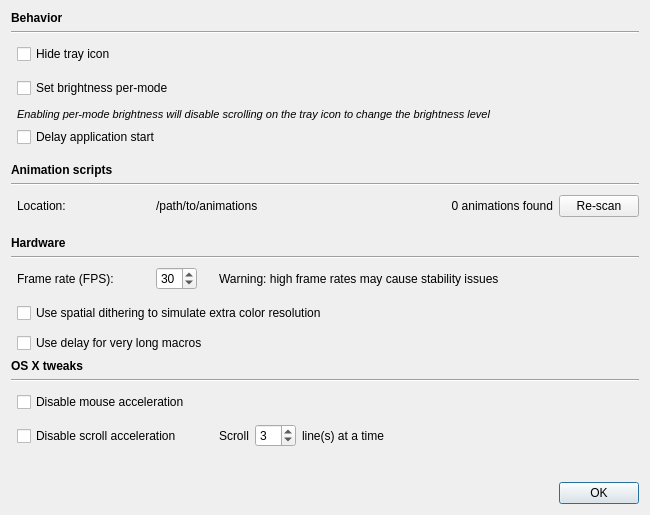
This is src/gui/extrasettingswidget.ui in ckb-next/ckb-next as Qt 5 draws it before an edit. The edited form follows.
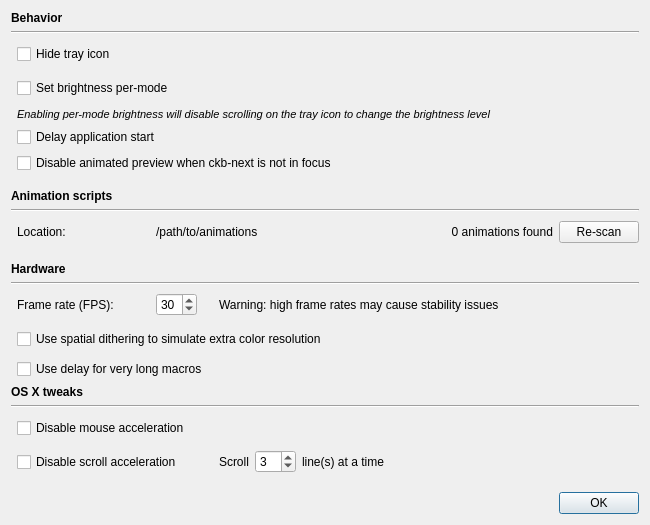
This is the edited form.

Commit message: Add control option for preview on focus loss

The edit to the form file:
```diff
--- a/src/gui/extrasettingswidget.ui
+++ b/src/gui/extrasettingswidget.ui
@@ -7,15 +7,15 @@
     <x>0</x>
     <y>0</y>
     <width>650</width>
-    <height>515</height>
+    <height>525</height>
    </rect>
   </property>
   <property name="windowTitle">
    <string>Application Settings</string>
   </property>
   <layout class="QGridLayout" name="gridLayout">
-   <item row="2" column="0">
-    <spacer name="verticalSpacer">
+   <item row="19" column="0">
+    <spacer name="verticalSpacer_8">
      <property name="orientation">
       <enum>Qt::Vertical</enum>
      </property>
@@ -30,27 +30,7 @@
      </property>
     </spacer>
    </item>
-   <item row="16" column="5">
-    <widget class="QLabel" name="fpsWarnLabel">
-     <property name="sizePolicy">
-      <sizepolicy hsizetype="Expanding" vsizetype="Preferred">
-       <horstretch>0</horstretch>
-       <verstretch>0</verstretch>
-      </sizepolicy>
-     </property>
-     <property name="text">
-      <string>Warning: high frame rates may cause stability issues</string>
-     </property>
-    </widget>
-   </item>
-   <item row="21" column="0" colspan="7">
-    <widget class="Line" name="osxLine">
-     <property name="orientation">
-      <enum>Qt::Horizontal</enum>
-     </property>
-    </widget>
-   </item>
-   <item row="18" column="1" colspan="6">
+   <item row="20" column="1" colspan="6">
     <widget class="QCheckBox" name="delayBox">
      <property name="toolTip">
       <string>When using macros with strings longer than 25 chars, some OS may lose characters (e.g. Mint 17.2). Select to prevent that bug.</string>
@@ -60,20 +40,54 @@
      </property>
     </widget>
    </item>
-   <item row="16" column="6">
-    <spacer name="horizontalSpacer">
+   <item row="0" column="0" colspan="7">
+    <widget class="QLabel" name="label">
+     <property name="font">
+      <font>
+       <weight>75</weight>
+       <bold>true</bold>
+      </font>
+     </property>
+     <property name="text">
+      <string>Behavior</string>
+     </property>
+    </widget>
+   </item>
+   <item row="19" column="1" colspan="6">
+    <widget class="QCheckBox" name="ditherBox">
+     <property name="toolTip">
+      <string>May improve appearance on some keyboards.</string>
+     </property>
+     <property name="text">
+      <string>Use spatial dithering to simulate extra color resolution</string>
+     </property>
+    </widget>
+   </item>
+   <item row="2" column="1" colspan="6">
+    <widget class="QCheckBox" name="trayBox">
+     <property name="toolTip">
+      <string>The tray icon will not be displayed. The application will still run in the background; re-launch the app to see the GUI again.</string>
+     </property>
+     <property name="text">
+      <string>Hide tray icon</string>
+     </property>
+    </widget>
+   </item>
+   <item row="13" column="1">
+    <widget class="QLabel" name="label_6">
+     <property name="text">
+      <string>Location:</string>
+     </property>
+    </widget>
+   </item>
+   <item row="23" column="0" colspan="7">
+    <widget class="Line" name="osxLine">
      <property name="orientation">
       <enum>Qt::Horizontal</enum>
      </property>
-     <property name="sizeHint" stdset="0">
-      <size>
-       <width>40</width>
-       <height>20</height>
-      </size>
-     </property>
-    </spacer>
+    </widget>
    </item>
-   <item row="12" column="1">
+   <item row="14" column="1">
     <spacer name="verticalSpacer_6">
      <property name="orientation">
       <enum>Qt::Vertical</enum>
@@ -89,101 +103,7 @@
      </property>
     </spacer>
    </item>
-   <item row="8" column="1">
-    <spacer name="verticalSpacer_5">
-     <property name="orientation">
-      <enum>Qt::Vertical</enum>
-     </property>
-     <property name="sizeType">
-      <enum>QSizePolicy::Fixed</enum>
-     </property>
-     <property name="sizeHint" stdset="0">
-      <size>
-       <width>20</width>
-       <height>10</height>
-      </size>
-     </property>
-    </spacer>
-   </item>
-   <item row="23" column="0">
-    <spacer name="verticalSpacer_11">
-     <property name="orientation">
-      <enum>Qt::Vertical</enum>
-     </property>
-     <property name="sizeType">
-      <enum>QSizePolicy::Fixed</enum>
-     </property>
-     <property name="sizeHint" stdset="0">
-      <size>
-       <width>0</width>
-       <height>28</height>
-      </size>
-     </property>
-    </spacer>
-   </item>
-   <item row="16" column="2">
-    <spacer name="horizontalSpacer_2">
-     <property name="orientation">
-      <enum>Qt::Horizontal</enum>
-     </property>
-     <property name="sizeType">
-      <enum>QSizePolicy::Fixed</enum>
-     </property>
-     <property name="sizeHint" stdset="0">
-      <size>
-       <width>30</width>
-       <height>20</height>
-      </size>
-     </property>
-    </spacer>
-   </item>
-   <item row="14" column="0" colspan="7">
-    <widget class="Line" name="line_2">
-     <property name="orientation">
-      <enum>Qt::Horizontal</enum>
-     </property>
-    </widget>
-   </item>
-   <item row="24" column="5">
-    <spacer name="verticalSpacer_2">
-     <property name="orientation">
-      <enum>Qt::Vertical</enum>
-     </property>
-     <property name="sizeHint" stdset="0">
-      <size>
-       <width>20</width>
-       <height>40</height>
-      </size>
-     </property>
-    </spacer>
-   </item>
-   <item row="9" column="0" colspan="7">
-    <widget class="QLabel" name="label_5">
-     <property name="font">
-      <font>
-       <weight>75</weight>
-       <bold>true</bold>
-      </font>
-     </property>
-     <property name="text">
-      <string>Animation scripts</string>
-     </property>
-    </widget>
-   </item>
-   <item row="20" column="0" colspan="7">
-    <widget class="QLabel" name="osxLabel">
-     <property name="font">
-      <font>
-       <weight>75</weight>
-       <bold>true</bold>
-      </font>
-     </property>
-     <property name="text">
-      <string>OS X tweaks</string>
-     </property>
-    </widget>
-   </item>
-   <item row="16" column="4">
+   <item row="18" column="4">
     <spacer name="horizontalSpacer_3">
      <property name="orientation">
       <enum>Qt::Horizontal</enum>
@@ -199,14 +119,82 @@
      </property>
     </spacer>
    </item>
-   <item row="11" column="1">
-    <widget class="QLabel" name="label_6">
+   <item row="10" column="1">
+    <spacer name="verticalSpacer_5">
+     <property name="orientation">
+      <enum>Qt::Vertical</enum>
+     </property>
+     <property name="sizeType">
+      <enum>QSizePolicy::Fixed</enum>
+     </property>
+     <property name="sizeHint" stdset="0">
+      <size>
+       <width>20</width>
+       <height>10</height>
+      </size>
+     </property>
+    </spacer>
+   </item>
+   <item row="18" column="5">
+    <widget class="QLabel" name="fpsWarnLabel">
+     <property name="sizePolicy">
+      <sizepolicy hsizetype="Expanding" vsizetype="Preferred">
+       <horstretch>0</horstretch>
+       <verstretch>0</verstretch>
+      </sizepolicy>
+     </property>
      <property name="text">
-      <string>Location:</string>
+      <string>Warning: high frame rates may cause stability issues</string>
      </property>
     </widget>
    </item>
-   <item row="16" column="3">
+   <item row="13" column="0">
+    <spacer name="verticalSpacer_4">
+     <property name="orientation">
+      <enum>Qt::Vertical</enum>
+     </property>
+     <property name="sizeType">
+      <enum>QSizePolicy::Fixed</enum>
+     </property>
+     <property name="sizeHint" stdset="0">
+      <size>
+       <width>0</width>
+       <height>28</height>
+      </size>
+     </property>
+    </spacer>
+   </item>
+   <item row="1" column="0" colspan="7">
+    <widget class="Line" name="line">
+     <property name="orientation">
+      <enum>Qt::Horizontal</enum>
+     </property>
+    </widget>
+   </item>
+   <item row="18" column="1">
+    <widget class="QLabel" name="label_3">
+     <property name="text">
+      <string>Frame rate (FPS):</string>
+     </property>
+    </widget>
+   </item>
+   <item row="4" column="1" colspan="6">
+    <widget class="QLabel" name="scrollWarningLabel">
+     <property name="enabled">
+      <bool>true</bool>
+     </property>
+     <property name="font">
+      <font>
+       <pointsize>8</pointsize>
+       <italic>true</italic>
+      </font>
+     </property>
+     <property name="text">
+      <string>Enabling per-mode brightness will disable scrolling on the tray icon to change the brightness level</string>
+     </property>
+    </widget>
+   </item>
+   <item row="18" column="3">
     <widget class="QSpinBox" name="fpsBox">
      <property name="minimum">
       <number>5</number>
@@ -219,25 +207,84 @@
      </property>
     </widget>
    </item>
-   <item row="1" column="0" colspan="7">
-    <widget class="Line" name="line">
+   <item row="13" column="3" colspan="4">
+    <layout class="QHBoxLayout" name="horizontalLayout">
+     <item>
+      <widget class="QLabel" name="animPathLabel">
+       <property name="text">
+        <string>/path/to/animations</string>
+       </property>
+      </widget>
+     </item>
+     <item>
+      <widget class="QLabel" name="animCountLabel">
+       <property name="sizePolicy">
+        <sizepolicy hsizetype="Expanding" vsizetype="Preferred">
+         <horstretch>0</horstretch>
+         <verstretch>0</verstretch>
+        </sizepolicy>
+       </property>
+       <property name="text">
+        <string>0 animations found</string>
+       </property>
+       <property name="alignment">
+        <set>Qt::AlignRight|Qt::AlignTrailing|Qt::AlignVCenter</set>
+       </property>
+      </widget>
+     </item>
+     <item>
+      <widget class="QPushButton" name="animScanButton">
+       <property name="text">
+        <string>Re-scan</string>
+       </property>
+      </widget>
+     </item>
+    </layout>
+   </item>
+   <item row="2" column="0">
+    <spacer name="verticalSpacer">
+     <property name="orientation">
+      <enum>Qt::Vertical</enum>
+     </property>
+     <property name="sizeType">
+      <enum>QSizePolicy::Fixed</enum>
+     </property>
+     <property name="sizeHint" stdset="0">
+      <size>
+       <width>0</width>
+       <height>28</height>
+      </size>
+     </property>
+    </spacer>
+   </item>
+   <item row="3" column="0">
+    <spacer name="verticalSpacer_3">
+     <property name="orientation">
+      <enum>Qt::Vertical</enum>
+     </property>
+     <property name="sizeType">
+      <enum>QSizePolicy::Fixed</enum>
+     </property>
+     <property name="sizeHint" stdset="0">
+      <size>
+       <width>0</width>
+       <height>28</height>
+      </size>
+     </property>
+    </spacer>
+   </item>
+   <item row="27" column="0" colspan="7">
+    <widget class="QDialogButtonBox" name="buttonBox">
      <property name="orientation">
       <enum>Qt::Horizontal</enum>
      </property>
-    </widget>
-   </item>
-   <item row="2" column="1" colspan="6">
-    <widget class="QCheckBox" name="trayBox">
-     <property name="toolTip">
-      <string>The tray icon will not be displayed. The application will still run in the background; re-launch the app to see the GUI again.</string>
+     <property name="standardButtons">
+      <set>QDialogButtonBox::Ok</set>
      </property>
-     <property name="text">
-      <string>Hide tray icon</string>
-     </property>
     </widget>
    </item>
-   <item row="0" column="0" colspan="7">
-    <widget class="QLabel" name="label">
+   <item row="11" column="0" colspan="7">
+    <widget class="QLabel" name="label_5">
      <property name="font">
       <font>
        <weight>75</weight>
@@ -245,7 +292,7 @@
       </font>
      </property>
      <property name="text">
-      <string>Behavior</string>
+      <string>Animation scripts</string>
      </property>
     </widget>
    </item>
@@ -259,7 +306,89 @@
      </property>
     </widget>
    </item>
-   <item row="16" column="0">
+   <item row="7" column="1" colspan="6">
+    <widget class="QCheckBox" name="startDelayBox">
+     <property name="text">
+      <string>Delay application start</string>
+     </property>
+    </widget>
+   </item>
+   <item row="24" column="0">
+    <spacer name="verticalSpacer_10">
+     <property name="orientation">
+      <enum>Qt::Vertical</enum>
+     </property>
+     <property name="sizeType">
+      <enum>QSizePolicy::Fixed</enum>
+     </property>
+     <property name="sizeHint" stdset="0">
+      <size>
+       <width>0</width>
+       <height>28</height>
+      </size>
+     </property>
+    </spacer>
+   </item>
+   <item row="25" column="1" colspan="4">
+    <widget class="QCheckBox" name="sAccelBox">
+     <property name="toolTip">
+      <string>Try this if you're having problems with the scroll wheel.</string>
+     </property>
+     <property name="text">
+      <string>Disable scroll acceleration</string>
+     </property>
+    </widget>
+   </item>
+   <item row="18" column="2">
+    <spacer name="horizontalSpacer_2">
+     <property name="orientation">
+      <enum>Qt::Horizontal</enum>
+     </property>
+     <property name="sizeType">
+      <enum>QSizePolicy::Fixed</enum>
+     </property>
+     <property name="sizeHint" stdset="0">
+      <size>
+       <width>30</width>
+       <height>20</height>
+      </size>
+     </property>
+    </spacer>
+   </item>
+   <item row="18" column="6">
+    <spacer name="horizontalSpacer">
+     <property name="orientation">
+      <enum>Qt::Horizontal</enum>
+     </property>
+     <property name="sizeHint" stdset="0">
+      <size>
+       <width>40</width>
+       <height>20</height>
+      </size>
+     </property>
+    </spacer>
+   </item>
+   <item row="26" column="5">
+    <spacer name="verticalSpacer_2">
+     <property name="orientation">
+      <enum>Qt::Vertical</enum>
+     </property>
+     <property name="sizeHint" stdset="0">
+      <size>
+       <width>20</width>
+       <height>40</height>
+      </size>
+     </property>
+    </spacer>
+   </item>
+   <item row="12" column="0" colspan="7">
+    <widget class="Line" name="line_3">
+     <property name="orientation">
+      <enum>Qt::Horizontal</enum>
+     </property>
+    </widget>
+   </item>
+   <item row="18" column="0">
     <spacer name="verticalSpacer_9">
      <property name="orientation">
       <enum>Qt::Vertical</enum>
@@ -275,8 +404,8 @@
      </property>
     </spacer>
    </item>
-   <item row="3" column="0">
-    <spacer name="verticalSpacer_3">
+   <item row="25" column="0">
+    <spacer name="verticalSpacer_11">
      <property name="orientation">
       <enum>Qt::Vertical</enum>
      </property>
@@ -291,46 +420,7 @@
      </property>
     </spacer>
    </item>
-   <item row="16" column="1">
-    <widget class="QLabel" name="label_3">
-     <property name="text">
-      <string>Frame rate (FPS):</string>
-     </property>
-    </widget>
-   </item>
-   <item row="17" column="0">
-    <spacer name="verticalSpacer_8">
-     <property name="orientation">
-      <enum>Qt::Vertical</enum>
-     </property>
-     <property name="sizeType">
-      <enum>QSizePolicy::Fixed</enum>
-     </property>
-     <property name="sizeHint" stdset="0">
-      <size>
-       <width>0</width>
-       <height>28</height>
-      </size>
-     </property>
-    </spacer>
-   </item>
-   <item row="11" column="0">
-    <spacer name="verticalSpacer_4">
-     <property name="orientation">
-      <enum>Qt::Vertical</enum>
-     </property>
-     <property name="sizeType">
-      <enum>QSizePolicy::Fixed</enum>
-     </property>
-     <property name="sizeHint" stdset="0">
-      <size>
-       <width>0</width>
-       <height>28</height>
-      </size>
-     </property>
-    </spacer>
-   </item>
-   <item row="23" column="5" colspan="2">
+   <item row="25" column="5" colspan="2">
     <widget class="QWidget" name="sSpeedWidget" native="true">
      <property name="sizePolicy">
       <sizepolicy hsizetype="Expanding" vsizetype="Preferred">
@@ -387,34 +477,27 @@
      </layout>
     </widget>
    </item>
-   <item row="10" column="0" colspan="7">
-    <widget class="Line" name="line_3">
+   <item row="22" column="0" colspan="7">
+    <widget class="QLabel" name="osxLabel">
+     <property name="font">
+      <font>
+       <weight>75</weight>
+       <bold>true</bold>
+      </font>
+     </property>
+     <property name="text">
+      <string>OS X tweaks</string>
+     </property>
+    </widget>
+   </item>
+   <item row="16" column="0" colspan="7">
+    <widget class="Line" name="line_2">
      <property name="orientation">
       <enum>Qt::Horizontal</enum>
      </property>
     </widget>
    </item>
-   <item row="17" column="1" colspan="6">
-    <widget class="QCheckBox" name="ditherBox">
-     <property name="toolTip">
-      <string>May improve appearance on some keyboards.</string>
-     </property>
-     <property name="text">
-      <string>Use spatial dithering to simulate extra color resolution</string>
-     </property>
-    </widget>
-   </item>
-   <item row="23" column="1" colspan="4">
-    <widget class="QCheckBox" name="sAccelBox">
-     <property name="toolTip">
-      <string>Try this if you're having problems with the scroll wheel.</string>
-     </property>
-     <property name="text">
-      <string>Disable scroll acceleration</string>
-     </property>
-    </widget>
-   </item>
-   <item row="18" column="1">
+   <item row="20" column="1">
     <spacer name="verticalSpacer_7">
      <property name="orientation">
       <enum>Qt::Vertical</enum>
@@ -430,51 +513,7 @@
      </property>
     </spacer>
    </item>
-   <item row="11" column="3" colspan="4">
-    <layout class="QHBoxLayout" name="horizontalLayout">
-     <item>
-      <widget class="QLabel" name="animPathLabel">
-       <property name="text">
-        <string>/path/to/animations</string>
-       </property>
-      </widget>
-     </item>
-     <item>
-      <widget class="QLabel" name="animCountLabel">
-       <property name="sizePolicy">
-        <sizepolicy hsizetype="Expanding" vsizetype="Preferred">
-         <horstretch>0</horstretch>
-         <verstretch>0</verstretch>
-        </sizepolicy>
-       </property>
-       <property name="text">
-        <string>0 animations found</string>
-       </property>
-       <property name="alignment">
-        <set>Qt::AlignRight|Qt::AlignTrailing|Qt::AlignVCenter</set>
-       </property>
-      </widget>
-     </item>
-     <item>
-      <widget class="QPushButton" name="animScanButton">
-       <property name="text">
-        <string>Re-scan</string>
-       </property>
-      </widget>
-     </item>
-    </layout>
-   </item>
-   <item row="25" column="0" colspan="7">
-    <widget class="QDialogButtonBox" name="buttonBox">
-     <property name="orientation">
-      <enum>Qt::Horizontal</enum>
-     </property>
-     <property name="standardButtons">
-      <set>QDialogButtonBox::Ok</set>
-     </property>
-    </widget>
-   </item>
-   <item row="13" column="0" colspan="7">
+   <item row="15" column="0" colspan="7">
     <widget class="QLabel" name="label_2">
      <property name="font">
       <font>
@@ -487,23 +526,7 @@
      </property>
     </widget>
    </item>
-   <item row="22" column="0">
-    <spacer name="verticalSpacer_10">
-     <property name="orientation">
-      <enum>Qt::Vertical</enum>
-     </property>
-     <property name="sizeType">
-      <enum>QSizePolicy::Fixed</enum>
-     </property>
-     <property name="sizeHint" stdset="0">
-      <size>
-       <width>0</width>
-       <height>28</height>
-      </size>
-     </property>
-    </spacer>
-   </item>
-   <item row="22" column="1" colspan="6">
+   <item row="24" column="1" colspan="6">
     <widget class="QCheckBox" name="mAccelBox">
      <property name="toolTip">
       <string>Try this if you're having problems with mouse movement.</string>
@@ -513,26 +536,13 @@
      </property>
     </widget>
    </item>
-   <item row="7" column="1" colspan="6">
-    <widget class="QCheckBox" name="startDelayBox">
+   <item row="9" column="1" colspan="6">
+    <widget class="QCheckBox" name="previewBox">
      <property name="text">
-      <string>Delay application start</string>
+      <string>Disable animated preview when ckb-next is not in focus</string>
      </property>
-    </widget>
-   </item>
-   <item row="4" column="1" colspan="6">
-    <widget class="QLabel" name="scrollWarningLabel">
-     <property name="enabled">
-      <bool>true</bool>
-     </property>
-     <property name="font">
-      <font>
-       <pointsize>8</pointsize>
-       <italic>true</italic>
-      </font>
-     </property>
-     <property name="text">
-      <string>Enabling per-mode brightness will disable scrolling on the tray icon to change the brightness level</string>
+     <property name="checked">
+      <bool>false</bool>
      </property>
     </widget>
    </item>
```
The commit also changes 4 other files.
